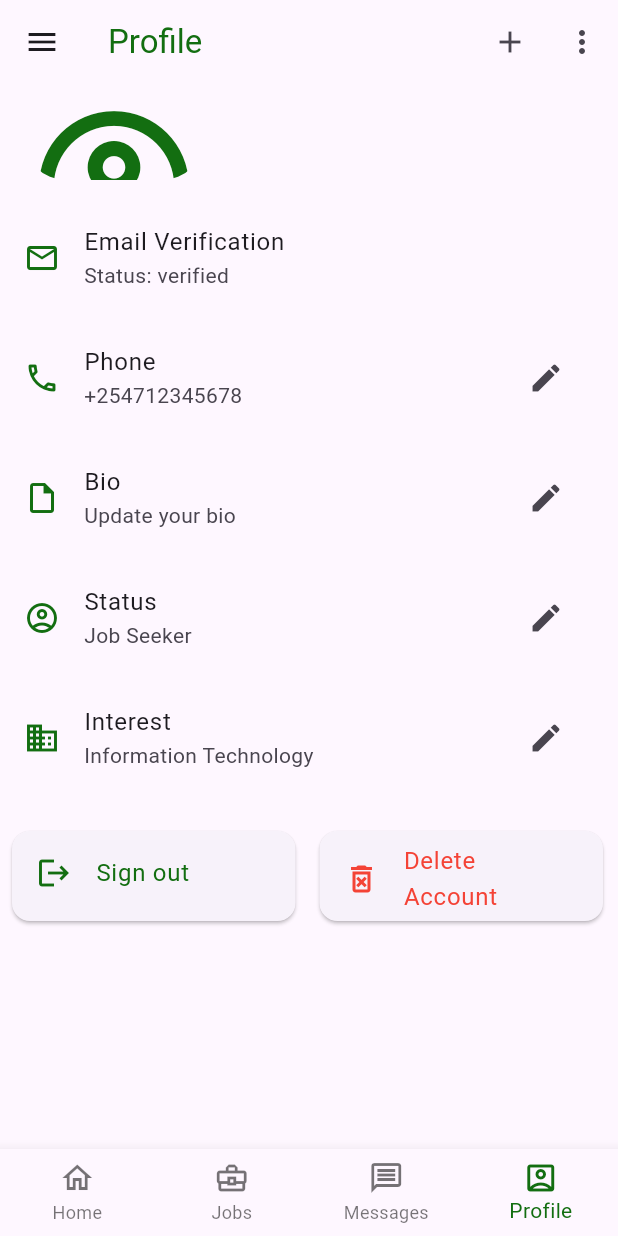
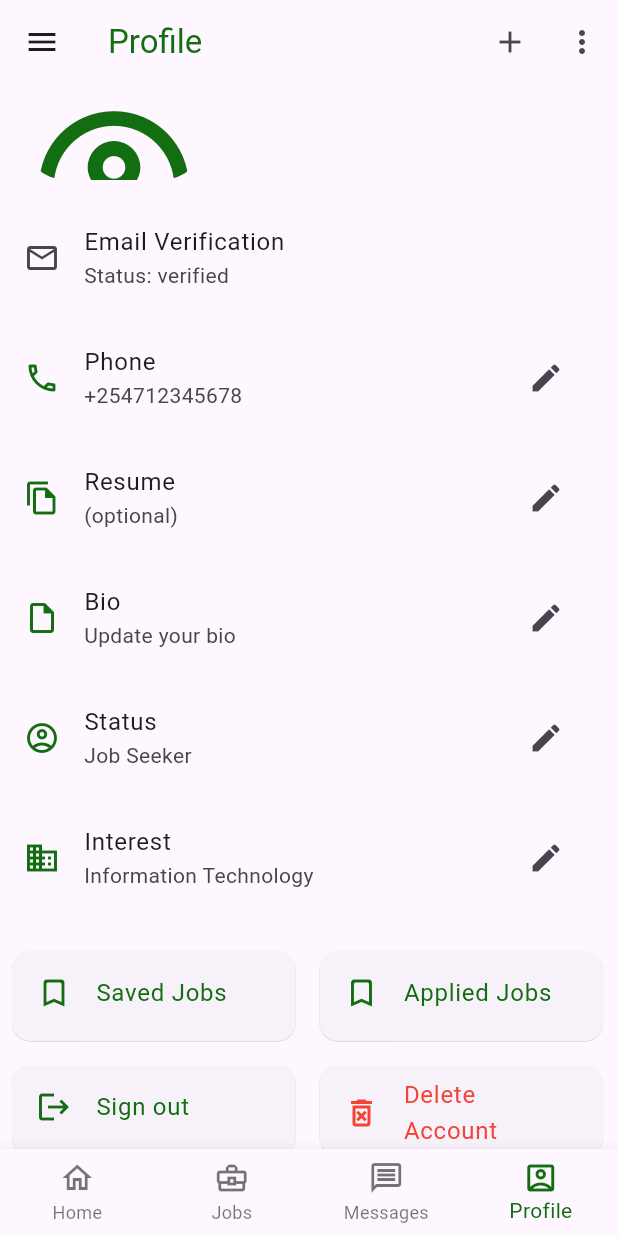
Before and after one commit to AnchorMiles/kazi_connect, a Flutter app: the screen it shows once a user with an empty profile is signed in, item 4 of the bottom bar chosen, on a phone screen of 412 x 824 dp. Run offline on Flutter 3.47's test engine with Material 2 defaults, Android fonts, the phone set to English and light mode, and no system bars; drawn by our look-alikes of cached_network_image; our stand-ins replace cloud_firestore, easy_dynamic_theme, firebase_auth, firebase_core, firebase_storage, introduction_screen and 3 more; missing offline and left inert: firebase_ui_auth, firebase_ui_oauth_google, flutter_phone_direct_caller; accounts and stored records are empty; generated files the repository leaves out were written again; network calls fail.

Commit message:
screen design enhancements for profile

```diff
--- a/kazi_connect/lib/main.dart
+++ b/kazi_connect/lib/main.dart
@@ -31,9 +31,14 @@ Future<void> main() async {
   ));
 }
 
-class MyApp extends StatelessWidget {
+class MyApp extends StatefulWidget {
   const MyApp({super.key});
 
+  @override
+  State<MyApp> createState() => _MyAppState();
+}
+
+class _MyAppState extends State<MyApp> {
   // This widget is the root of your application.
   @override
   Widget build(BuildContext context) {
--- a/kazi_connect/lib/presentation/home/bottomnav_pages/profile.dart
+++ b/kazi_connect/lib/presentation/home/bottomnav_pages/profile.dart
@@ -6,6 +6,8 @@ import 'package:flutter/material.dart';
 import 'package:share/share.dart';
 
 import '../../../utils.dart';
+import '../popupmenu_destinations/applied_jobs.dart';
+import '../popupmenu_destinations/saved_jobs.dart';
 
 class ProfilePage extends StatefulWidget {
   const ProfilePage({Key? key}) : super(key: key);
@@ -33,6 +35,7 @@ class _ProfilePageState extends State<ProfilePage> {
     return Padding(
       padding: const EdgeInsets.all(4.0),
       child: Card(
+        elevation: 0.2,
         child: SizedBox(
           width: 189,
           height: 60,
@@ -83,7 +86,6 @@ class _ProfilePageState extends State<ProfilePage> {
         ListTile(
           leading: Icon(
             Icons.email_outlined,
-            color: Theme.of(context).primaryColor,
           ),
           title: const Text('Email Verification'),
           subtitle: isEmailVerified
@@ -111,35 +113,73 @@ class _ProfilePageState extends State<ProfilePage> {
         ),
         const SizedBox(height: 8),
         ListTile(
-          leading: Icon(Icons.phone_outlined, color: Theme.of(context).primaryColor,),
+          leading: Icon(
+            Icons.phone_outlined,
+            color: Theme.of(context).primaryColor,
+          ),
           title: Text("Phone"),
           subtitle: Text("+254712345678"),
-          trailing: IconButton(onPressed: (){}, icon: Icon(Icons.edit)),
+          trailing: IconButton(onPressed: () {}, icon: Icon(Icons.edit)),
         ),
         const SizedBox(height: 8),
         ListTile(
-          leading: Icon(Icons.insert_drive_file_outlined, color: Theme.of(context).primaryColor,),
+          leading: Icon(
+            Icons.file_copy_outlined,
+            color: Theme.of(context).primaryColor,
+          ),
+          title: Text("Resume"),
+          subtitle: Text("(optional)"),
+          trailing: IconButton(onPressed: () {}, icon: Icon(Icons.edit)),
+        ),
+        const SizedBox(height: 8),
+        ListTile(
+          leading: Icon(
+            Icons.insert_drive_file_outlined,
+            color: Theme.of(context).primaryColor,
+          ),
           title: Text("Bio"),
           subtitle: Text("Update your bio"),
-          trailing: IconButton(onPressed: (){}, icon: Icon(Icons.edit)),
+          trailing: IconButton(onPressed: () {}, icon: Icon(Icons.edit)),
         ),
         const SizedBox(height: 8.0),
         ListTile(
-          leading: Icon(Icons.account_circle_outlined, color: Theme.of(context).primaryColor,),
+          leading: Icon(
+            Icons.account_circle_outlined,
+            color: Theme.of(context).primaryColor,
+          ),
           title: Text("Status"),
           subtitle: Text("Job Seeker"),
-          trailing: IconButton(onPressed: (){}, icon: Icon(Icons.edit)),
+          trailing: IconButton(onPressed: () {}, icon: Icon(Icons.edit)),
         ),
         const SizedBox(height: 8.0),
         ListTile(
-          leading: Icon(Icons.business, color: Theme.of(context).primaryColor,),
+          leading: Icon(
+            Icons.business,
+            color: Theme.of(context).primaryColor,
+          ),
           title: Text("Interest"),
           subtitle: Text("Information Technology"),
-          trailing: IconButton(onPressed: (){}, icon: Icon(Icons.edit)),
+          trailing: IconButton(onPressed: () {}, icon: Icon(Icons.edit)),
         ),
         const SizedBox(height: 18.0),
         Wrap(
           children: [
+            bodyItem(
+                iconData: Icons.bookmark_border_rounded,
+                iconColor: Theme.of(context).primaryColor,
+                title: "Saved Jobs",
+                titleColor: Theme.of(context).primaryColor,
+                onTap: () {
+                  nextPage(context: context, page: const SavedJobsPage());
+                }),
+            bodyItem(
+                iconData: Icons.bookmark_border_rounded,
+                iconColor: Theme.of(context).primaryColor,
+                title: "Applied Jobs",
+                titleColor: Theme.of(context).primaryColor,
+                onTap: () {
+                  nextPage(context: context, page: const AppliedJobsPage());
+                }),
             bodyItem(
                 iconData: Icons.logout,
                 iconColor: Theme.of(context).primaryColor,
@@ -154,8 +194,7 @@ class _ProfilePageState extends State<ProfilePage> {
                         color: Theme.of(context).primaryColor,
                       ),
                       title: const Text("Sign Out"),
-                      content:
-                          const Text("Are you sure you want to sign out?"),
+                      content: const Text("Are you sure you want to sign out?"),
                       actions: [
                         TextButton(
                           onPressed: () {
@@ -190,8 +229,7 @@ class _ProfilePageState extends State<ProfilePage> {
                         color: Colors.red,
                       ),
                       title: const Text("Sign Out"),
-                      content:
-                          const Text("Are you sure you want to sign out?"),
+                      content: const Text("Are you sure you want to sign out?"),
                       actions: [
                         TextButton(
                           onPressed: () {
@@ -200,10 +238,12 @@ class _ProfilePageState extends State<ProfilePage> {
                                 context: context,
                                 builder: (ctx) {
                                   return AlertDialog(
-                                    title: const Text('Warning: Account Deletion'),
+                                    title:
+                                        const Text('Warning: Account Deletion'),
                                     content: const Column(
                                       mainAxisSize: MainAxisSize.min,
-                                      crossAxisAlignment: CrossAxisAlignment.start,
+                                      crossAxisAlignment:
+                                          CrossAxisAlignment.start,
                                       children: [
                                         Text(
                                           'Are you sure you want to delete your account?',
@@ -225,9 +265,11 @@ class _ProfilePageState extends State<ProfilePage> {
                                           // Implement the logic for confirming account deletion
                                           Navigator.of(context).pop();
 
-                                          ScaffoldMessenger.of(context).showSnackBar(
+                                          ScaffoldMessenger.of(context)
+                                              .showSnackBar(
                                             const SnackBar(
-                                              content: Text('Deleting account data...'),
+                                              content: Text(
+                                                  'Deleting account data...'),
                                             ),
                                           );
 
@@ -284,8 +326,7 @@ class _ProfilePageState extends State<ProfilePage> {
                     ),
                   );
                 }),
-          ]
-          ,
+          ],
         ),
       ],
     );
--- a/kazi_connect/lib/presentation/home/home_screen.dart
+++ b/kazi_connect/lib/presentation/home/home_screen.dart
@@ -141,8 +141,8 @@ class _HomeScreenState extends State<HomeScreen> {
                 }
               },
               itemBuilder: (ctx) {
-                return const [
-                  PopupMenuItem(
+                return [
+                  if (currentPageIndex != 3)PopupMenuItem(
                       value: "Saved Jobs",
                       child: Row(
                         children: [
@@ -153,7 +153,7 @@ class _HomeScreenState extends State<HomeScreen> {
                           Text("Saved Jobs")
                         ],
                       )),
-                  PopupMenuItem(
+                  if (currentPageIndex != 3) PopupMenuItem(
                       value: "Applied Jobs",
                       child: Row(
                         children: [
```
